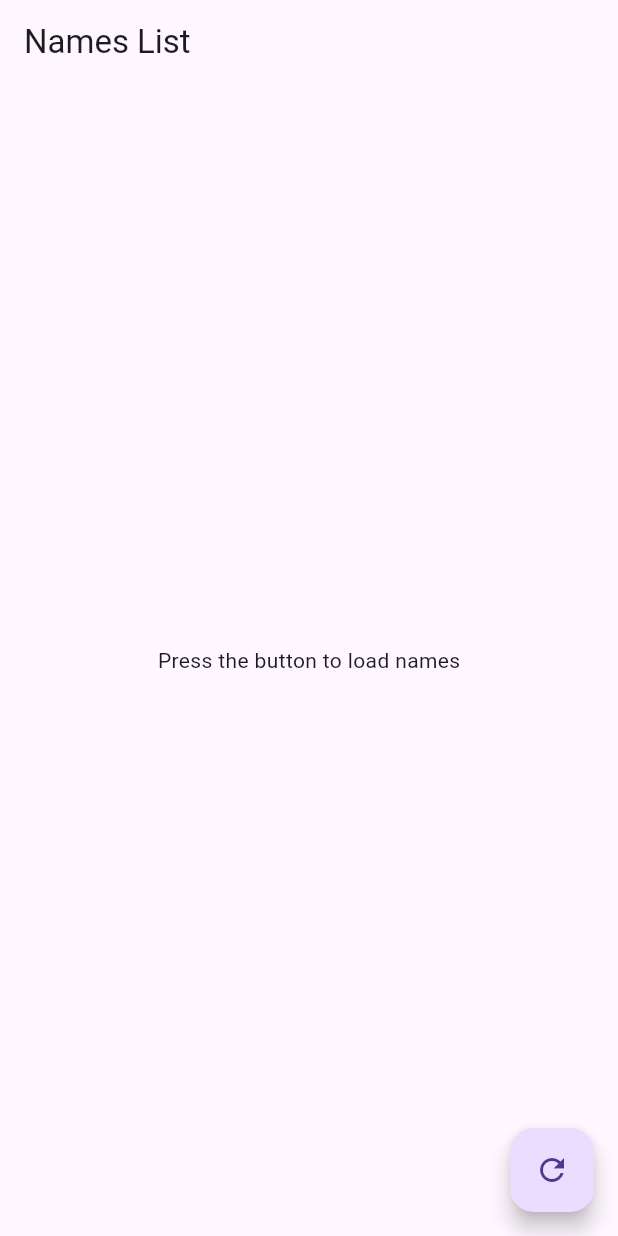
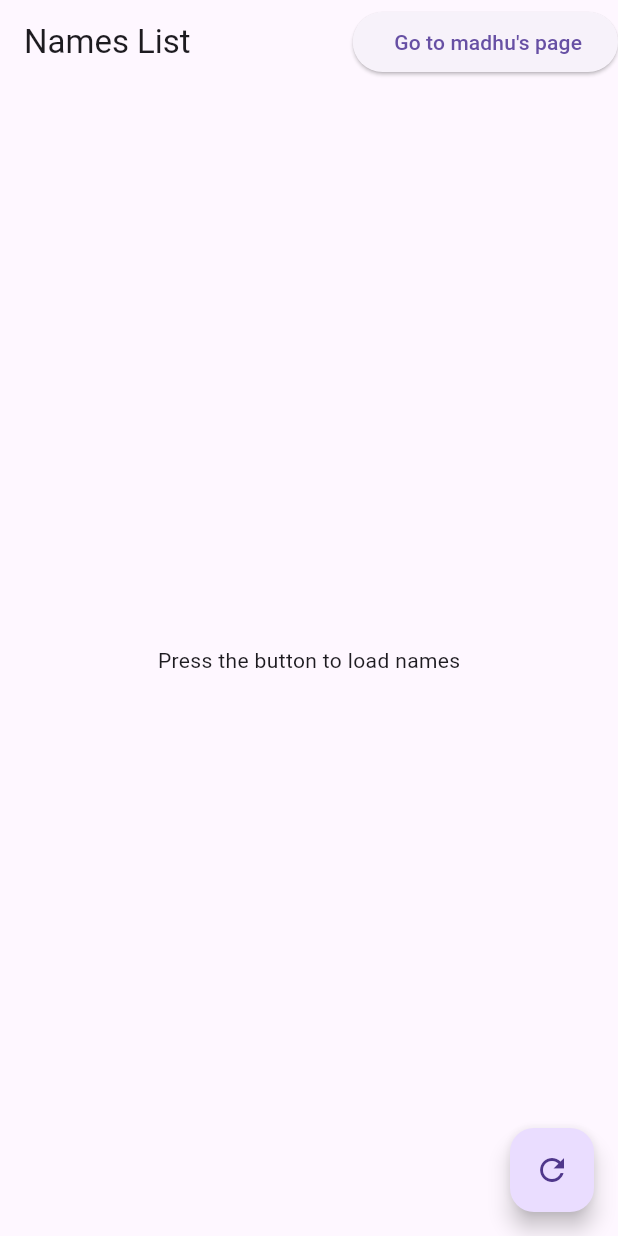
Before and after one commit to RAGUPATHI-git/test, a Flutter app: the screen it shows after launch, on a phone screen of 412 x 824 dp. Run offline on Flutter 3.47's test engine with Material 3 defaults, Android fonts, the phone set to English and light mode, and no system bars; our stand-ins replace bloc, carousel_slider, connectivity_plus, flutter_bloc.

```diff
--- a/lib/core/routing/app_routing.dart
+++ b/lib/core/routing/app_routing.dart
@@ -2,6 +2,7 @@
 import 'package:demo3/features/auth/presentation/pages/login_screen.dart';
 import 'package:demo3/features/auth/presentation/pages/signup_screen.dart';
 import 'package:demo3/features/names/presentation/pages/names_page.dart';
+import 'package:demo3/features/names/presentation/pages/numbers_page.dart';
 import 'package:flutter/material.dart';
 
 class AppRouting {
@@ -13,6 +14,9 @@ class AppRouting {
       case '/signup_screen':
       return MaterialPageRoute(builder: (context) => const  SignupScreen());
 
+      case '/numbers_page':
+      return MaterialPageRoute(builder: (context)=>  NumbersPage());
+
 
       default:
         return MaterialPageRoute(builder: (conext) => const LoginScreen());
--- a/lib/features/names/data/models/name_model.dart
+++ b/lib/features/names/data/models/name_model.dart
@@ -16,7 +16,7 @@ class NumberModel extends NumberEntitiy{
    NumberModel({required this.numbers}) : super(number:numbers);
 
    factory NumberModel.fromJson(Map<String,dynamic>json){
-    return NumberModel(numbers: json['number']);
+    return NumberModel(numbers: json['numbers']);
    }
 
 
--- a/lib/features/names/presentation/bloc/names_event.dart
+++ b/lib/features/names/presentation/bloc/names_event.dart
@@ -5,3 +5,5 @@ abstract class NamesEvent {}
 class FetchNamesEvent extends NamesEvent{
 
 }
+
+abstract class NumbersEvent{}
--- a/lib/features/names/presentation/pages/names_page.dart
+++ b/lib/features/names/presentation/pages/names_page.dart
@@ -6,7 +6,13 @@ class NamesPage extends StatelessWidget {
   @override
   Widget build(BuildContext context) {
     return Scaffold(
-      appBar: AppBar(title: Text("Names List")),
+      appBar: AppBar(title: Text("Names List"),
+      actions: [
+        ElevatedButton(onPressed:(){
+          Navigator.of(context).pushNamed('/numbers_page');
+        },
+        child: Text(" Go to madhu's page"))
+      ],),
       body: BlocBuilder<NamesBloc, NamesState>(
         builder: (context, state) {
           if (state is NamesLoading) {
```
Also changed, not shown: lib/features/names/presentation/bloc/names_bloc.dart (+13 -0 lines), lib/features/names/presentation/bloc/names_state.dart (+11 -0 lines), lib/features/names/presentation/pages/numbers_page.dart (added, +35 -0 lines).
